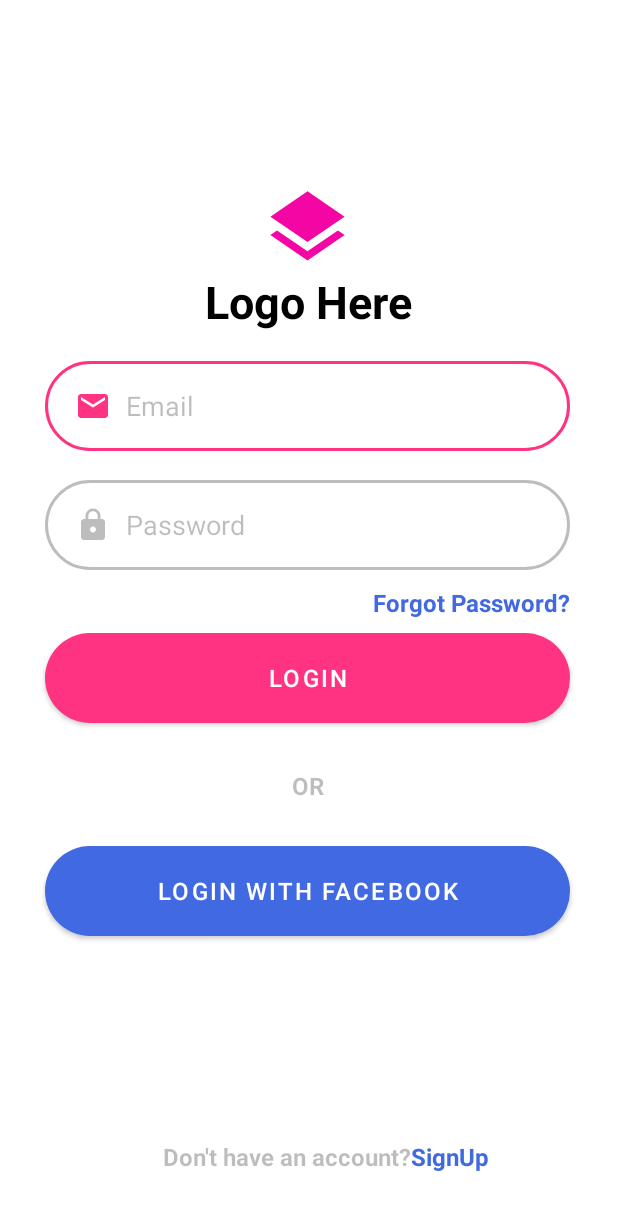
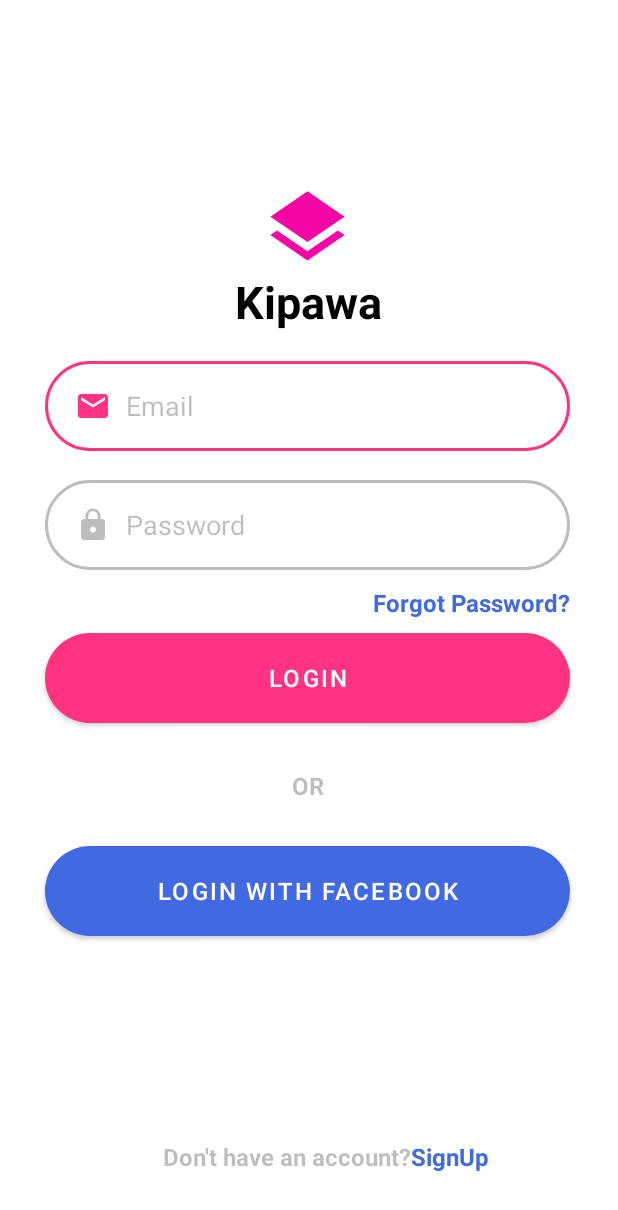
Before and after one commit to Chemutaiselim/Devramp-, an Android app: the screen it shows after launch (LogIn), on a phone screen of 412 x 824 dp. Shown: the top 1210 px of the screen. Run offline under Robolectric (Android 15) with nearby library versions, the phone set to English and light mode, and no system bars; our stand-ins replace Firebase (no records; nobody signed in at launch, a user with empty details on screens opened directly).

Commit message:
update login

```diff
--- a/app/src/main/res/layout/login_page.xml
+++ b/app/src/main/res/layout/login_page.xml
@@ -52,7 +52,7 @@
             android:id="@+id/textView6"
             android:layout_width="wrap_content"
             android:layout_height="wrap_content"
-            android:text="Logo Here"
+            android:text="Kipawa"
             android:textColor="#000000"
             android:textSize="30sp"
             android:textStyle="bold"
```
